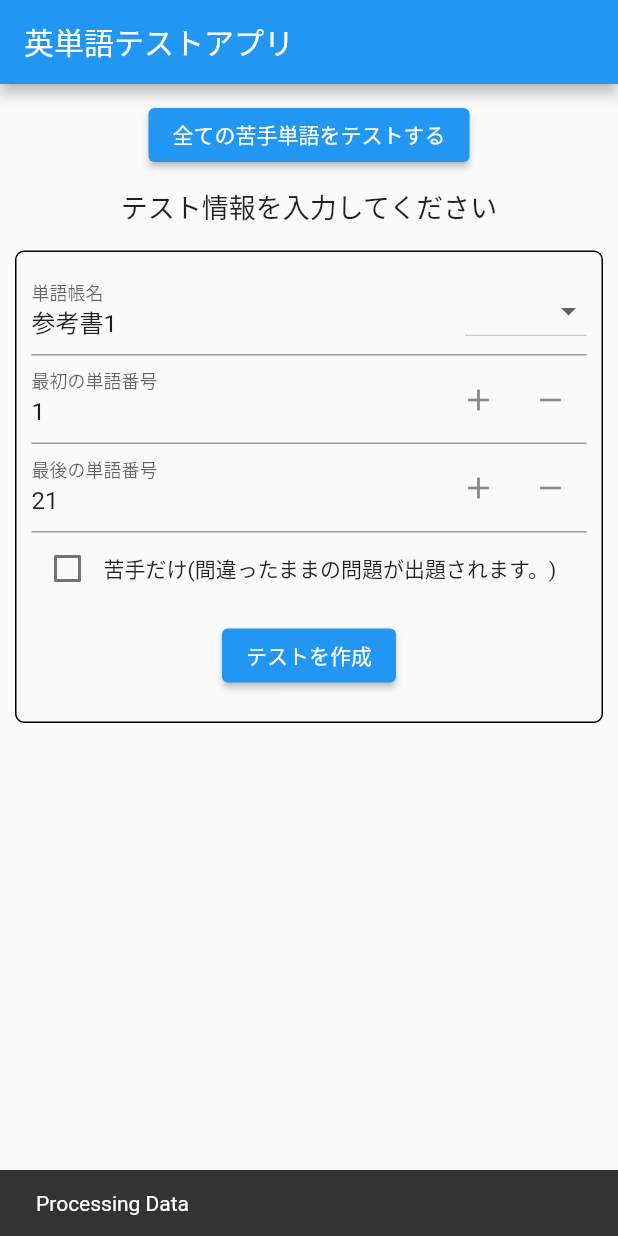
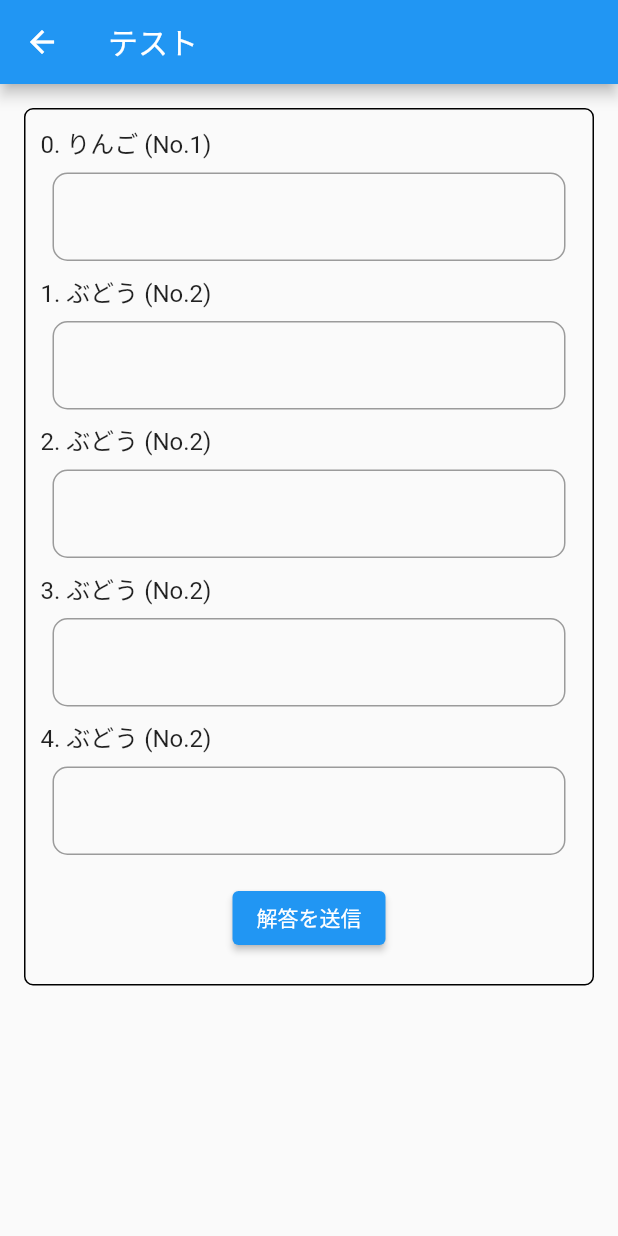
Before and after one commit to jion-kozono/eitango-test-flutter, a Flutter app: the screen it shows after launch, after a tap on "テストを作成", on a phone screen of 412 x 824 dp. Run offline on Flutter 3.47's test engine with Material 2 defaults, Android fonts, the phone set to English and light mode, and no system bars.

Commit message:
UI作成

```diff
--- a/lib/components/word_name_form_field.dart
+++ b/lib/components/word_name_form_field.dart
@@ -35,8 +35,9 @@ Widget wordNumFormField(bool isFirst, TextEditingController mainController,
       if (!isFirst &&
           int.parse(mainController.text) <=
               int.parse(controllerToCompare.text)) {
-        return ('最後の単語番号の方が大きい必要があります');
+        return '最後の単語番号の方が大きい必要があります';
       }
+      return null;
     },
     keyboardType: TextInputType.number,
     inputFormatters: <TextInputFormatter>[
--- /dev/null
+++ b/lib/model/word.dart
@@ -0,0 +1,32 @@
+class Word {
+  late String id;
+  late String word;
+  late String meaning;
+  late String bookName;
+  late int wordNum;
+  late IsCorrect isCorrect;
+
+  Word(
+      {required this.id,
+      required this.word,
+      required this.meaning,
+      required this.bookName,
+      required this.wordNum,
+      required this.isCorrect});
+}
+
+enum IsCorrect {
+  correct,
+  wrong,
+}
+
+extension IsCorrectExt on IsCorrect {
+  int? get num {
+    switch (this) {
+      case IsCorrect.correct:
+        return 1;
+      case IsCorrect.wrong:
+        return -1;
+    }
+  }
+}
--- a/lib/pages/home_page.dart
+++ b/lib/pages/home_page.dart
@@ -1,5 +1,6 @@
-
 import 'package:eitango_test_flutter/components/word_name_form_field.dart';
+import 'package:eitango_test_flutter/model/word.dart';
+import 'package:eitango_test_flutter/pages/test_page.dart';
 import 'package:flutter/material.dart';
 
 class HomePage extends StatefulWidget {
@@ -14,20 +15,62 @@ class _HomePageState extends State<HomePage> {
   final _formKey = GlobalKey<FormState>();
   int initialValue = 1;
   bool isCheckedWeek = false;
-  late TextEditingController bookNameController;
-  late TextEditingController firstNumController;
-  late TextEditingController lastNumController;
+  late TextEditingController bookNameController = TextEditingController();
+  late TextEditingController firstNumController = TextEditingController(text: "$initialValue");
+  late TextEditingController lastNumController = TextEditingController(text: "${initialValue + 20}");
 
-  late List<String> bookNameList;
+  List<String> bookNameList = [];
+  List<Word> words = [];
 
   @override
   void initState() {
     // TODO: implement initState
     super.initState();
-    firstNumController = TextEditingController(text: "$initialValue");
-    lastNumController = TextEditingController(text: "${initialValue + 20}");
-    bookNameList = ["参考書1", "参考書2"];
+    Future(() async {
+      bookNameList = await getBookNames();
       bookNameController = TextEditingController(text: bookNameList[0]);
+    });
+  }
+
+  Future<List<String>> getBookNames() async {
+    return ["参考書1", "参考書2"];
+  }
+
+  Future<List<Word>> getTestWords() async {
+    return [
+      Word(
+          id: "ID:1",
+          word: "apple",
+          meaning: "りんご",
+          bookName: "参考書1",
+          wordNum: 1,
+          isCorrect: IsCorrect.correct),
+      Word(
+          id: "ID:2",
+          word: "grape",
+          meaning: "ぶどう",
+          bookName: "参考書1",
+          wordNum: 2,
+          isCorrect: IsCorrect.correct),Word(
+          id: "ID:2",
+          word: "grape",
+          meaning: "ぶどう",
+          bookName: "参考書1",
+          wordNum: 2,
+          isCorrect: IsCorrect.correct),Word(
+          id: "ID:2",
+          word: "grape",
+          meaning: "ぶどう",
+          bookName: "参考書1",
+          wordNum: 2,
+          isCorrect: IsCorrect.correct),Word(
+          id: "ID:2",
+          word: "grape",
+          meaning: "ぶどう",
+          bookName: "参考書1",
+          wordNum: 2,
+          isCorrect: IsCorrect.correct),
+    ];
   }
 
   @override
@@ -44,7 +87,13 @@ class _HomePageState extends State<HomePage> {
                 Padding(
                   padding: const EdgeInsets.only(bottom: 10.0),
                   child: ElevatedButton(
-                    onPressed: () {},
+                    onPressed: () {
+                      Navigator.push(
+                          context,
+                          MaterialPageRoute(
+                              builder: (context) =>
+                                  TestPage(words: words)));
+                    },
                     child: const Text("全ての苦手単語をテストする"),
                   ),
                 ),
@@ -67,7 +116,8 @@ class _HomePageState extends State<HomePage> {
                         TextFormField(
                           controller: bookNameController,
                           onFieldSubmitted: (String? newValue) {
-                            bookNameController.text = bookNameList.contains(newValue)
+                            bookNameController.text =
+                                bookNameList.contains(newValue)
                                     ? newValue!
                                     : bookNameList[0];
                           },
@@ -80,9 +130,8 @@ class _HomePageState extends State<HomePage> {
                                   bookNameController.text = newValue!;
                                 });
                               },
-
-                              items: bookNameList.map<
-                                  DropdownMenuItem<String>>((String value) {
+                              items: bookNameList.map<DropdownMenuItem<String>>(
+                                  (String value) {
                                 return DropdownMenuItem<String>(
                                   value: value,
                                   child: Text(value),
@@ -91,11 +140,15 @@ class _HomePageState extends State<HomePage> {
                             ),
                           ),
                         ),
-                        wordNumFormField(true, firstNumController, lastNumController),
-                        wordNumFormField(false, lastNumController, firstNumController),
+                        wordNumFormField(
+                            true, firstNumController, lastNumController),
+                        wordNumFormField(
+                            false, lastNumController, firstNumController),
                         Row(
                           children: [
-                            Checkbox(value: isCheckedWeek, onChanged: (bool? value) {
+                            Checkbox(
+                                value: isCheckedWeek,
+                                onChanged: (bool? value) {
                                   setState(() {
                                     isCheckedWeek = value!;
                                   });
@@ -106,18 +159,26 @@ class _HomePageState extends State<HomePage> {
                         Padding(
                           padding: const EdgeInsets.symmetric(vertical: 10.0),
                           child: ElevatedButton(
-                              onPressed: () {
+                              onPressed: () async {
                                 if (_formKey.currentState!.validate()) {
-                                  ScaffoldMessenger.of(context).showSnackBar(
-                                    const SnackBar(content: Text('Processing Data')),
-                                  );
+                                  words = await getTestWords();
+                                  print(words);
+                                  if (words.length > 0) {
+                                    Navigator.push(
+                                        context,
+                                        MaterialPageRoute(
+                                            builder: (context) =>
+                                                TestPage(words: words)));
                                   }
-                              }, child: const Text("テストを作成")),
+                                }
+                              },
+                              child: const Text("テストを作成")),
                         ),
                       ],
                     ),
                   ),
                 ),
+
               ]),
             ),
           ),
--- /dev/null
+++ b/lib/pages/test_page.dart
@@ -0,0 +1,84 @@
+import 'package:eitango_test_flutter/constants/device.dart';
+import 'package:eitango_test_flutter/model/word.dart';
+import 'package:eitango_test_flutter/pages/result_page.dart';
+import 'package:flutter/material.dart';
+
+class TestPage extends StatefulWidget {
+  final List<Word> words;
+
+  const TestPage({required this.words});
+
+  @override
+  State<TestPage> createState() => _TestPageState();
+}
+
+class _TestPageState extends State<TestPage> {
+  final _formKey = GlobalKey<FormState>();
+  List<TextEditingController> controllerList = [];
+
+  @override
+  Widget build(BuildContext context) {
+    return Scaffold(
+      appBar: AppBar(title: const Text("テスト")),
+      body: SingleChildScrollView(
+        child: Container(
+            margin: const EdgeInsets.all(16),
+            padding: const EdgeInsets.all(10),
+            decoration: BoxDecoration(
+              border: Border.all(color: Colors.black),
+              borderRadius: BorderRadius.circular(6),
+            ),
+            child: Form(
+              key: _formKey,
+              child: Column(
+                crossAxisAlignment: CrossAxisAlignment.center,
+                children: widget.words.map((word) {
+                  int index = widget.words.indexOf(word);
+                  Widget wordFields = Column(
+                    crossAxisAlignment: CrossAxisAlignment.start,
+                    children: [
+                      Text(
+                        "$index. ${word.meaning} (No.${word.wordNum})",
+                        style: const TextStyle(fontSize: 16),
+                      ),
+                      Padding(
+                        padding: const EdgeInsets.all(8.0),
+                        child: TextFormField(
+                          decoration: InputDecoration(
+                              border: OutlineInputBorder(
+                            borderRadius: BorderRadius.circular(10),
+                          )),
+                        ),
+                      ),
+                      index == widget.words.length - 1
+                          ? Center(
+                              child: Padding(
+                                padding:
+                                    const EdgeInsets.symmetric(vertical: 10.0),
+                                child: ElevatedButton(
+                                    onPressed: () async {
+                                      if (_formKey.currentState!.validate()) {
+                                        // Todo: 解答を送信するapiを呼ぶ
+                                        await Navigator.push(
+                                            context,
+                                            MaterialPageRoute(
+                                                builder: (context) =>
+                                                    ResultPage(),
+                                                fullscreenDialog: true));
+                                        Navigator.pop(context);
+                                      }
+                                    },
+                                    child: const Text("解答を送信")),
+                              ),
+                            )
+                          : Container(),
+                    ],
+                  );
+                  return wordFields;
+                }).toList(),
+              ),
+            )),
+      ),
+    );
+  }
+}
```
Also changed, not shown: lib/constants/device.dart (added, +11 -0 lines), lib/pages/result_page.dart (added, +95 -0 lines). Lines whose indentation alone changed are shown as unchanged.
